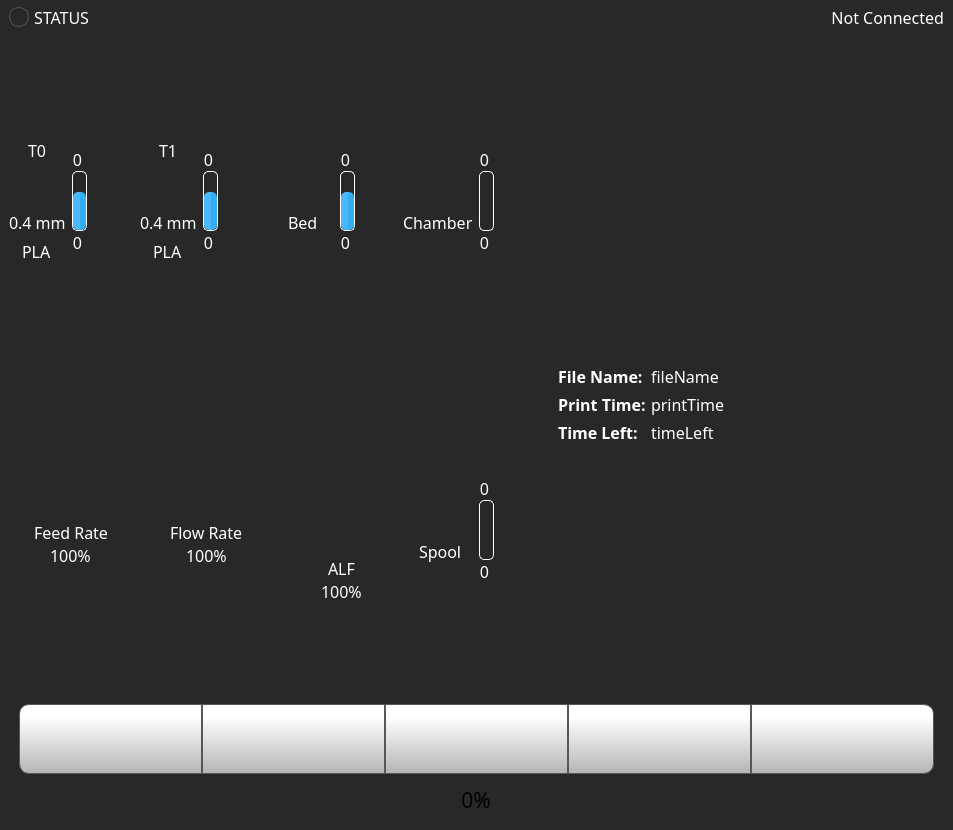
First picture: the form in octoprint_PenroseControlCenter/ui/home_screen/home_screen.ui, repository FracktalWorks/PenroseControlCenter, before the edit.
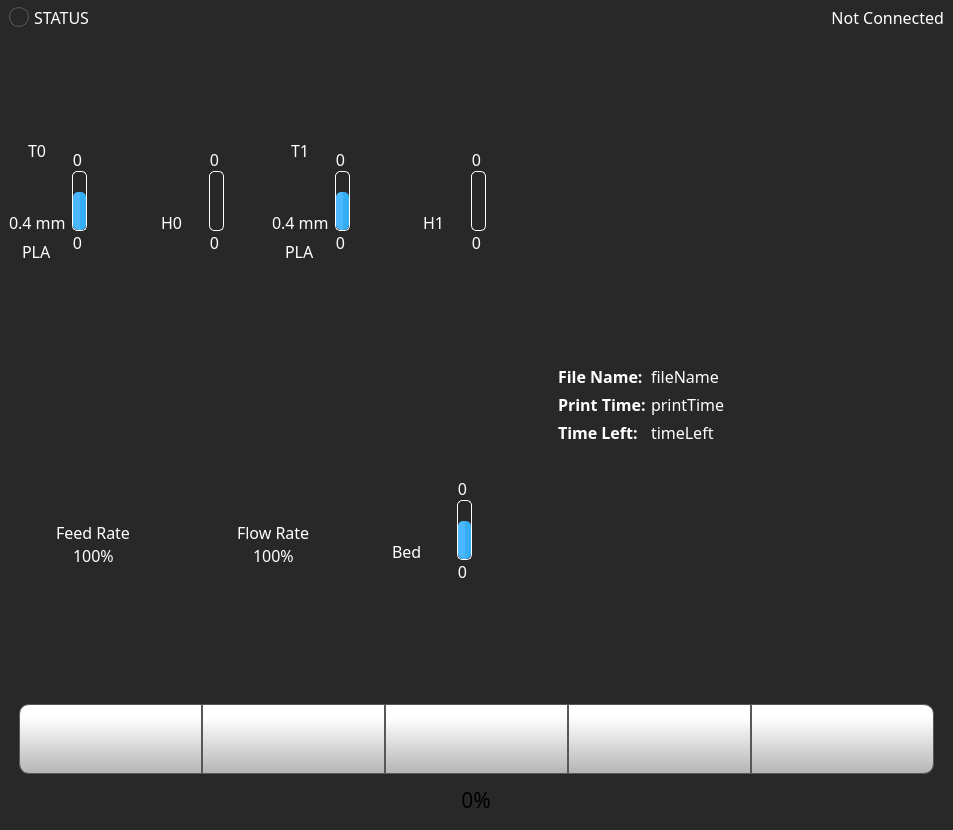
Second picture: the form after the edit. Icons and pictures are not drawn.

Commit message:
Refactor for Penrose secondary heater support
Replaces legacy ALF, chamber, and spool heater controls with Penrose-specific secondary heater H0 and H1 controls in the control screen UI and logic. Updates temperature signal handling and G-code commands to use M104 H0/H1 for secondary heaters. Adds new UI elements and removes obsolete ones, and updates macros for UI-friendly pellet refill. Removes legacy setup and test files, and adds backup files for reference.

Patch:
```diff
--- a/octoprint_PenroseControlCenter/ui/home_screen/home_screen.ui
+++ b/octoprint_PenroseControlCenter/ui/home_screen/home_screen.ui
@@ -85,7 +85,7 @@
     );</string>
        </property>
        <property name="text">
-        <string/>
+        <string />
        </property>
        <property name="alignment">
         <set>Qt::AlignCenter</set>
@@ -318,7 +318,7 @@
                   <string notr="true">margin : 4px</string>
                  </property>
                  <property name="text">
-                  <string/>
+                  <string />
                  </property>
                  <property name="pixmap">
                   <pixmap resource="../resources/resource.qrc">:/Icons/img/icons/Nozzle.png</pixmap>
@@ -491,7 +491,240 @@
             </layout>
            </item>
            <item>
-            <widget class="Line" name="heaterRingSeparationLine">
+            <widget class="Line" name="toolSeparationLine">
+             <property name="minimumSize">
+              <size>
+               <width>1</width>
+               <height>2</height>
+              </size>
+             </property>
+             <property name="maximumSize">
+              <size>
+               <width>1</width>
+               <height>60</height>
+              </size>
+             </property>
+             <property name="contextMenuPolicy">
+              <enum>Qt::NoContextMenu</enum>
+             </property>
+             <property name="styleSheet">
+              <string notr="true">background-color: rgb(40, 40, 40);</string>
+             </property>
+             <property name="frameShadow">
+              <enum>QFrame::Sunken</enum>
+             </property>
+             <property name="lineWidth">
+              <number>1</number>
+             </property>
+             <property name="orientation">
+              <enum>Qt::Vertical</enum>
+             </property>
+            </widget>
+           </item>
+           <item>
+            <layout class="QHBoxLayout" name="H0Layout">
+             <property name="spacing">
+              <number>6</number>
+             </property>
+             <item>
+              <layout class="QVBoxLayout" name="verticalLayout_14">
+               <item>
+                <spacer name="verticalSpacer_13">
+                 <property name="orientation">
+                  <enum>Qt::Vertical</enum>
+                 </property>
+                 <property name="sizeHint" stdset="0">
+                  <size>
+                   <width>0</width>
+                   <height>0</height>
+                  </size>
+                 </property>
+                </spacer>
+               </item>
+               <item alignment="Qt::AlignHCenter|Qt::AlignVCenter">
+                <widget class="QLabel" name="H0Label">
+                 <property name="minimumSize">
+                  <size>
+                   <width>20</width>
+                   <height>20</height>
+                  </size>
+                 </property>
+                 <property name="maximumSize">
+                  <size>
+                   <width>50</width>
+                   <height>50</height>
+                  </size>
+                 </property>
+                 <property name="font">
+                  <font>
+                   <family>Gotham</family>
+                   <pointsize>16</pointsize>
+                   <weight>50</weight>
+                   <bold>false</bold>
+                   <underline>false</underline>
+                   <strikeout>false</strikeout>
+                  </font>
+                 </property>
+                 <property name="styleSheet">
+                  <string notr="true">margin : 4px</string>
+                 </property>
+                 <property name="text">
+                  <string />
+                 </property>
+                 <property name="pixmap">
+                  <pixmap resource="../resources/resource.qrc">:/Icons/img/icons/Inlet.png</pixmap>
+                 </property>
+                 <property name="scaledContents">
+                  <bool>true</bool>
+                 </property>
+                </widget>
+               </item>
+               <item alignment="Qt::AlignHCenter">
+                <widget class="QLabel" name="H0TextLabel">
+                 <property name="font">
+                  <font>
+                   <family>Montserrat</family>
+                   <pointsize>12</pointsize>
+                  </font>
+                 </property>
+                 <property name="styleSheet">
+                  <string notr="true">
+color: White;
+background-color: rgb(255, 255, 255,0);</string>
+                 </property>
+                 <property name="text">
+                  <string>H0</string>
+                 </property>
+                </widget>
+               </item>
+               <item>
+                <spacer name="verticalSpacer_14">
+                 <property name="orientation">
+                  <enum>Qt::Vertical</enum>
+                 </property>
+                 <property name="sizeHint" stdset="0">
+                  <size>
+                   <width>0</width>
+                   <height>0</height>
+                  </size>
+                 </property>
+                </spacer>
+               </item>
+              </layout>
+             </item>
+             <item>
+              <layout class="QVBoxLayout" name="verticalLayout_15">
+               <property name="spacing">
+                <number>0</number>
+               </property>
+               <item alignment="Qt::AlignLeft|Qt::AlignBottom">
+                <widget class="QLabel" name="H0TargetTemperature">
+                 <property name="font">
+                  <font>
+                   <family>Montserrat</family>
+                   <pointsize>12</pointsize>
+                   <weight>50</weight>
+                   <bold>false</bold>
+                   <underline>false</underline>
+                   <strikeout>false</strikeout>
+                  </font>
+                 </property>
+                 <property name="styleSheet">
+                  <string notr="true">
+   color:  white;
+background-color: rgba(255, 255, 255, 0);</string>
+                 </property>
+                 <property name="text">
+                  <string>0</string>
+                 </property>
+                 <property name="alignment">
+                  <set>Qt::AlignRight|Qt::AlignTrailing|Qt::AlignVCenter</set>
+                 </property>
+                </widget>
+               </item>
+               <item alignment="Qt::AlignLeft">
+                <widget class="QProgressBar" name="H0TempBar">
+                 <property name="minimumSize">
+                  <size>
+                   <width>15</width>
+                   <height>30</height>
+                  </size>
+                 </property>
+                 <property name="maximumSize">
+                  <size>
+                   <width>15</width>
+                   <height>60</height>
+                  </size>
+                 </property>
+                 <property name="font">
+                  <font>
+                   <family>Gotham</family>
+                   <pointsize>16</pointsize>
+                  </font>
+                 </property>
+                 <property name="styleSheet">
+                  <string notr="true">QProgressBar::chunk {
+    border-radius: 5px;
+	background-color: qlineargradient(spread:pad, x1:0.517, y1:0, x2:0.522, y2:0, stop:0.0336134 rgba(74, 183, 255, 255), stop:1 rgba(53, 173, 242, 255));
+}
+
+QProgressBar {
+    border: 1px solid white;
+    border-radius: 5px;
+}
+</string>
+                 </property>
+                 <property name="maximum">
+                  <number>300</number>
+                 </property>
+                 <property name="value">
+                  <number>0</number>
+                 </property>
+                 <property name="alignment">
+                  <set>Qt::AlignCenter</set>
+                 </property>
+                 <property name="textVisible">
+                  <bool>false</bool>
+                 </property>
+                 <property name="orientation">
+                  <enum>Qt::Vertical</enum>
+                 </property>
+                 <property name="format">
+                  <string>%v</string>
+                 </property>
+                </widget>
+               </item>
+               <item alignment="Qt::AlignLeft|Qt::AlignTop">
+                <widget class="QLabel" name="H0ActualTemperature">
+                 <property name="font">
+                  <font>
+                   <family>Montserrat</family>
+                   <pointsize>12</pointsize>
+                   <weight>50</weight>
+                   <bold>false</bold>
+                   <underline>false</underline>
+                   <strikeout>false</strikeout>
+                  </font>
+                 </property>
+                 <property name="styleSheet">
+                  <string notr="true">
+   color:  white;
+background-color: rgba(0, 0, 0, 0);</string>
+                 </property>
+                 <property name="text">
+                  <string>0</string>
+                 </property>
+                 <property name="alignment">
+                  <set>Qt::AlignRight|Qt::AlignTrailing|Qt::AlignVCenter</set>
+                 </property>
+                </widget>
+               </item>
+              </layout>
+             </item>
+            </layout>
+           </item>
+          <item>
+            <widget class="Line" name="toolSeparationLine_2">
              <property name="minimumSize">
               <size>
                <width>1</width>
@@ -590,7 +823,7 @@
                   <string notr="true">margin : 4px</string>
                  </property>
                  <property name="text">
-                  <string/>
+                  <string />
                  </property>
                  <property name="pixmap">
                   <pixmap resource="../resources/resource.qrc">:/Icons/img/icons/Nozzle.png</pixmap>
@@ -762,37 +995,6 @@
              </item>
             </layout>
            </item>
-           <item>
-            <widget class="Line" name="heaterRingSeparationLine_2">
-             <property name="minimumSize">
-              <size>
-               <width>1</width>
-               <height>2</height>
-              </size>
-             </property>
-             <property name="maximumSize">
-              <size>
-               <width>1</width>
-               <height>60</height>
-              </size>
-             </property>
-             <property name="contextMenuPolicy">
-              <enum>Qt::NoContextMenu</enum>
-             </property>
-             <property name="styleSheet">
-              <string notr="true">background-color: rgb(40, 40, 40);</string>
-             </property>
-             <property name="frameShadow">
-              <enum>QFrame::Sunken</enum>
-             </property>
-             <property name="lineWidth">
-              <number>1</number>
-             </property>
-             <property name="orientation">
-              <enum>Qt::Vertical</enum>
-             </property>
-            </widget>
-           </item>
            <item>
             <widget class="Line" name="line_3">
              <property name="minimumSize">
@@ -825,14 +1027,14 @@
             </widget>
            </item>
            <item>
-            <layout class="QHBoxLayout" name="bedLayout">
+            <layout class="QHBoxLayout" name="H1Layout">
              <property name="spacing">
               <number>6</number>
              </property>
              <item>
-              <layout class="QVBoxLayout" name="verticalLayout_7">
+              <layout class="QVBoxLayout" name="verticalLayout_16">
                <item>
-                <spacer name="verticalSpacer_9">
+                <spacer name="verticalSpacer_15">
                  <property name="orientation">
                   <enum>Qt::Vertical</enum>
                  </property>
@@ -845,7 +1047,7 @@
                 </spacer>
                </item>
                <item alignment="Qt::AlignHCenter|Qt::AlignVCenter">
-                <widget class="QLabel" name="bedLabel">
+                <widget class="QLabel" name="H1Label">
                  <property name="minimumSize">
                   <size>
                    <width>20</width>
@@ -872,10 +1074,10 @@
                   <string notr="true">margin : 4px</string>
                  </property>
                  <property name="text">
-                  <string/>
+                  <string />
                  </property>
                  <property name="pixmap">
-                  <pixmap resource="../resources/resource.qrc">:/Icons/img/icons/bed.png</pixmap>
+                  <pixmap resource="../resources/resource.qrc">:/Icons/img/icons/Inlet.png</pixmap>
                  </property>
                  <property name="scaledContents">
                   <bool>true</bool>
@@ -883,7 +1085,7 @@
                 </widget>
                </item>
                <item alignment="Qt::AlignHCenter">
-                <widget class="QLabel" name="label_3">
+                <widget class="QLabel" name="H1TextLabel">
                  <property name="font">
                   <font>
                    <family>Montserrat</family>
@@ -896,12 +1098,12 @@
 background-color: rgb(255, 255, 255,0);</string>
                  </property>
                  <property name="text">
-                  <string>Bed</string>
+                  <string>H1</string>
                  </property>
                 </widget>
                </item>
                <item>
-                <spacer name="verticalSpacer_7">
+                <spacer name="verticalSpacer_16">
                  <property name="orientation">
                   <enum>Qt::Vertical</enum>
                  </property>
@@ -916,12 +1118,12 @@
               </layout>
              </item>
              <item>
-              <layout class="QVBoxLayout" name="verticalLayout_8">
+              <layout class="QVBoxLayout" name="verticalLayout_17">
                <property name="spacing">
                 <number>0</number>
                </property>
                <item alignment="Qt::AlignLeft|Qt::AlignBottom">
-                <widget class="QLabel" name="bedTargetTemperature">
+                <widget class="QLabel" name="H1TargetTemperature">
                  <property name="font">
                   <font>
                    <family>Montserrat</family>
@@ -946,7 +1148,7 @@
                 </widget>
                </item>
                <item alignment="Qt::AlignLeft">
-                <widget class="QProgressBar" name="bedTempBar">
+                <widget class="QProgressBar" name="H1TempBar">
                  <property name="minimumSize">
                   <size>
                    <width>15</width>
@@ -981,239 +1183,6 @@
                   <number>300</number>
                  </property>
                  <property name="value">
-                  <number>200</number>
-                 </property>
-                 <property name="alignment">
-                  <set>Qt::AlignCenter</set>
-                 </property>
-                 <property name="textVisible">
-                  <bool>false</bool>
-                 </property>
-                 <property name="orientation">
-                  <enum>Qt::Vertical</enum>
-                 </property>
-                 <property name="format">
-                  <string>%v</string>
-                 </property>
-                </widget>
-               </item>
-               <item alignment="Qt::AlignLeft|Qt::AlignTop">
-                <widget class="QLabel" name="bedActualTemperature">
-                 <property name="font">
-                  <font>
-                   <family>Montserrat</family>
-                   <pointsize>12</pointsize>
-                   <weight>50</weight>
-                   <bold>false</bold>
-                   <underline>false</underline>
-                   <strikeout>false</strikeout>
-                  </font>
-                 </property>
-                 <property name="styleSheet">
-                  <string notr="true">
-   color:  white;
-background-color: rgba(0, 0, 0, 0);</string>
-                 </property>
-                 <property name="text">
-                  <string>0</string>
-                 </property>
-                 <property name="alignment">
-                  <set>Qt::AlignRight|Qt::AlignTrailing|Qt::AlignVCenter</set>
-                 </property>
-                </widget>
-               </item>
-              </layout>
-             </item>
-            </layout>
-           </item>
-           <item>
-            <widget class="Line" name="line_3">
-             <property name="minimumSize">
-              <size>
-               <width>1</width>
-               <height>20</height>
-              </size>
-             </property>
-             <property name="maximumSize">
-              <size>
-               <width>1</width>
-               <height>60</height>
-              </size>
-             </property>
-             <property name="contextMenuPolicy">
-              <enum>Qt::NoContextMenu</enum>
-             </property>
-             <property name="styleSheet">
-              <string notr="true">background-color: rgb(40, 40, 40);</string>
-             </property>
-             <property name="frameShadow">
-              <enum>QFrame::Sunken</enum>
-             </property>
-             <property name="lineWidth">
-              <number>1</number>
-             </property>
-             <property name="orientation">
-              <enum>Qt::Vertical</enum>
-             </property>
-            </widget>
-           </item>
-           <item>
-            <layout class="QHBoxLayout" name="chamberLayout">
-             <property name="spacing">
-              <number>6</number>
-             </property>
-             <item>
-              <layout class="QVBoxLayout" name="verticalLayout_14">
-               <item>
-                <spacer name="verticalSpacer_13">
-                 <property name="orientation">
-                  <enum>Qt::Vertical</enum>
-                 </property>
-                 <property name="sizeHint" stdset="0">
-                  <size>
-                   <width>0</width>
-                   <height>0</height>
-                  </size>
-                 </property>
-                </spacer>
-               </item>
-               <item alignment="Qt::AlignHCenter|Qt::AlignVCenter">
-                <widget class="QLabel" name="chamberLabel">
-                 <property name="minimumSize">
-                  <size>
-                   <width>20</width>
-                   <height>20</height>
-                  </size>
-                 </property>
-                 <property name="maximumSize">
-                  <size>
-                   <width>50</width>
-                   <height>50</height>
-                  </size>
-                 </property>
-                 <property name="font">
-                  <font>
-                   <family>Gotham</family>
-                   <pointsize>16</pointsize>
-                   <weight>50</weight>
-                   <bold>false</bold>
-                   <underline>false</underline>
-                   <strikeout>false</strikeout>
-                  </font>
-                 </property>
-                 <property name="styleSheet">
-                  <string notr="true">margin : 4px</string>
-                 </property>
-                 <property name="text">
-                  <string/>
-                 </property>
-                 <property name="pixmap">
-                  <pixmap resource="../resources/resource.qrc">:/Icons/img/icons/chamberHeatIcon.png</pixmap>
-                 </property>
-                 <property name="scaledContents">
-                  <bool>true</bool>
-                 </property>
-                </widget>
-               </item>
-               <item alignment="Qt::AlignHCenter">
-                <widget class="QLabel" name="chamberTextLabel">
-                 <property name="font">
-                  <font>
-                   <family>Montserrat</family>
-                   <pointsize>12</pointsize>
-                  </font>
-                 </property>
-                 <property name="styleSheet">
-                  <string notr="true">
-color: White;
-background-color: rgb(255, 255, 255,0);</string>
-                 </property>
-                 <property name="text">
-                  <string>Chamber</string>
-                 </property>
-                </widget>
-               </item>
-               <item>
-                <spacer name="verticalSpacer_14">
-                 <property name="orientation">
-                  <enum>Qt::Vertical</enum>
-                 </property>
-                 <property name="sizeHint" stdset="0">
-                  <size>
-                   <width>0</width>
-                   <height>0</height>
-                  </size>
-                 </property>
-                </spacer>
-               </item>
-              </layout>
-             </item>
-             <item>
-              <layout class="QVBoxLayout" name="verticalLayout_15">
-               <property name="spacing">
-                <number>0</number>
-               </property>
-               <item alignment="Qt::AlignLeft|Qt::AlignBottom">
-                <widget class="QLabel" name="chamberTargetTemperature">
-                 <property name="font">
-                  <font>
-                   <family>Montserrat</family>
-                   <pointsize>12</pointsize>
-                   <weight>50</weight>
-                   <bold>false</bold>
-                   <underline>false</underline>
-                   <strikeout>false</strikeout>
-                  </font>
-                 </property>
-                 <property name="styleSheet">
-                  <string notr="true">
-   color:  white;
-background-color: rgba(255, 255, 255, 0);</string>
-                 </property>
-                 <property name="text">
-                  <string>0</string>
-                 </property>
-                 <property name="alignment">
-                  <set>Qt::AlignRight|Qt::AlignTrailing|Qt::AlignVCenter</set>
-                 </property>
-                </widget>
-               </item>
-               <item alignment="Qt::AlignLeft">
-                <widget class="QProgressBar" name="chamberTempBar">
-                 <property name="minimumSize">
-                  <size>
-                   <width>15</width>
-                   <height>30</height>
-                  </size>
-                 </property>
-                 <property name="maximumSize">
-                  <size>
-                   <width>15</width>
-                   <height>60</height>
-                  </size>
-                 </property>
-                 <property name="font">
-                  <font>
-                   <family>Gotham</family>
-                   <pointsize>16</pointsize>
-                  </font>
-                 </property>
-                 <property name="styleSheet">
-                  <string notr="true">QProgressBar::chunk {
-    border-radius: 5px;
-	background-color: qlineargradient(spread:pad, x1:0.517, y1:0, x2:0.522, y2:0, stop:0.0336134 rgba(74, 183, 255, 255), stop:1 rgba(53, 173, 242, 255));
-}
-
-QProgressBar {
-    border: 1px solid white;
-    border-radius: 5px;
-}
-</string>
-                 </property>
-                 <property name="maximum">
-                  <number>100</number>
-                 </property>
-                 <property name="value">
                   <number>0</number>
                  </property>
                  <property name="alignment">
@@ -1231,7 +1200,7 @@
                 </widget>
                </item>
                <item alignment="Qt::AlignLeft|Qt::AlignTop">
-                <widget class="QLabel" name="chamberActualTemperature">
+                <widget class="QLabel" name="H1ActualTemperature">
                  <property name="font">
                   <font>
                    <family>Montserrat</family>
@@ -1306,10 +1275,10 @@
                 </font>
                </property>
                <property name="styleSheet">
-                <string notr="true"/>
+                <string notr="true" />
                </property>
                <property name="text">
-                <string/>
+                <string />
                </property>
                <property name="pixmap">
                 <pixmap resource="../resources/resource.qrc">:/Icons/img/icons/FeedRate_Selected.png</pixmap>
@@ -1441,10 +1410,10 @@
                 </font>
                </property>
                <property name="styleSheet">
-                <string notr="true"/>
+                <string notr="true" />
                </property>
                <property name="text">
-                <string/>
+                <string />
                </property>
                <property name="pixmap">
                 <pixmap resource="../resources/resource.qrc">:/Icons/img/icons/FlowRate.png</pixmap>
@@ -1537,130 +1506,14 @@
             </widget>
            </item>
            <item>
-            <layout class="QVBoxLayout" name="verticalLayout_13">
-             <item>
-              <spacer name="verticalSpacer_11">
-               <property name="orientation">
-                <enum>Qt::Vertical</enum>
-               </property>
-               <property name="sizeHint" stdset="0">
-                <size>
-                 <width>20</width>
-                 <height>40</height>
-                </size>
-               </property>
-              </spacer>
-             </item>
-             <item alignment="Qt::AlignHCenter">
-              <widget class="QLabel" name="heaterRingLabel">
-               <property name="minimumSize">
-                <size>
-                 <width>100</width>
-                 <height>100</height>
-                </size>
-               </property>
-               <property name="maximumSize">
-                <size>
-                 <width>100</width>
-                 <height>100</height>
-                </size>
-               </property>
-               <property name="sizeIncrement">
-                <size>
-                 <width>0</width>
-                 <height>0</height>
-                </size>
-               </property>
-               <property name="baseSize">
-                <size>
-                 <width>0</width>
-                 <height>0</height>
-                </size>
-               </property>
-               <property name="font">
-                <font>
-                 <family>Gotham</family>
-                 <pointsize>16</pointsize>
-                 <weight>50</weight>
-                 <bold>false</bold>
-                 <underline>false</underline>
-                 <strikeout>false</strikeout>
-                </font>
-               </property>
-               <property name="styleSheet">
-                <string notr="true">margin : 4px</string>
-               </property>
-               <property name="text">
-                <string/>
-               </property>
-               <property name="pixmap">
-                <pixmap resource="../resources/resource.qrc">:/Icons/img/icons/heaterRing.png</pixmap>
-               </property>
-               <property name="scaledContents">
-                <bool>true</bool>
-               </property>
-              </widget>
-             </item>
-             <item alignment="Qt::AlignHCenter">
-              <widget class="QLabel" name="label_15">
-               <property name="font">
-                <font>
-                 <family>Montserrat</family>
-                 <pointsize>12</pointsize>
-                </font>
-               </property>
-               <property name="styleSheet">
-                <string notr="true">
-color: White;
-background-color: rgb(255, 255, 255,0);</string>
-               </property>
-               <property name="text">
-                <string>ALF</string>
-               </property>
-              </widget>
-             </item>
-             <item alignment="Qt::AlignHCenter">
-              <widget class="QLabel" name="ALFLabel">
-               <property name="font">
-                <font>
-                 <family>Montserrat</family>
-                 <pointsize>12</pointsize>
-                </font>
-               </property>
-               <property name="styleSheet">
-                <string notr="true">
-color: White;
-background-color: rgb(255, 255, 255,0);</string>
-               </property>
-               <property name="text">
-                <string>100%</string>
-               </property>
-              </widget>
-             </item>
-             <item>
-              <spacer name="verticalSpacer_12">
-               <property name="orientation">
-                <enum>Qt::Vertical</enum>
-               </property>
-               <property name="sizeHint" stdset="0">
-                <size>
-                 <width>20</width>
-                 <height>40</height>
-                </size>
-               </property>
-              </spacer>
-             </item>
-            </layout>
-           </item>
-           <item>
-            <layout class="QHBoxLayout" name="spoolLayout">
+            <layout class="QHBoxLayout" name="bedLayout">
              <property name="spacing">
               <number>6</number>
              </property>
              <item>
-              <layout class="QVBoxLayout" name="verticalLayout_16">
+              <layout class="QVBoxLayout" name="verticalLayout_7">
                <item>
-                <spacer name="verticalSpacer_15">
+                <spacer name="verticalSpacer_9">
                  <property name="orientation">
                   <enum>Qt::Vertical</enum>
                  </property>
@@ -1673,7 +1526,7 @@
                 </spacer>
                </item>
                <item alignment="Qt::AlignHCenter|Qt::AlignVCenter">
-                <widget class="QLabel" name="spoolLabel">
+                <widget class="QLabel" name="bedLabel">
                  <property name="minimumSize">
                   <size>
                    <width>20</width>
@@ -1700,10 +1553,10 @@
                   <string notr="true">margin : 4px</string>
                  </property>
                  <property name="text">
-                  <string/>
+                  <string />
                  </property>
                  <property name="pixmap">
-                  <pixmap resource="../resources/resource.qrc">:/Icons/img/icons/spoolHeating.png</pixmap>
+                  <pixmap resource="../resources/resource.qrc">:/Icons/img/icons/bed.png</pixmap>
                  </property>
                  <property name="scaledContents">
                   <bool>true</bool>
@@ -1711,7 +1564,7 @@
                 </widget>
                </item>
                <item alignment="Qt::AlignHCenter">
-                <widget class="QLabel" name="spoolTextLabel">
+                <widget class="QLabel" name="label_3">
                  <property name="font">
                   <font>
                    <family>Montserrat</family>
@@ -1724,12 +1577,12 @@
 background-color: rgb(255, 255, 255,0);</string>
                  </property>
                  <property name="text">
-                  <string>Spool</string>
+                  <string>Bed</string>
                  </property>
                 </widget>
                </item>
                <item>
-                <spacer name="verticalSpacer_16">
+                <spacer name="verticalSpacer_7">
                  <property name="orientation">
                   <enum>Qt::Vertical</enum>
                  </property>
@@ -1744,12 +1597,12 @@
               </layout>
              </item>
              <item>
-              <layout class="QVBoxLayout" name="verticalLayout_17">
+              <layout class="QVBoxLayout" name="verticalLayout_8">
                <property name="spacing">
                 <number>0</number>
                </property>
                <item alignment="Qt::AlignLeft|Qt::AlignBottom">
-                <widget class="QLabel" name="spoolTargetTemperature">
+                <widget class="QLabel" name="bedTargetTemperature">
                  <property name="font">
                   <font>
                    <family>Montserrat</family>
@@ -1774,7 +1627,7 @@
                 </widget>
                </item>
                <item alignment="Qt::AlignLeft">
-                <widget class="QProgressBar" name="spoolTempBar">
+                <widget class="QProgressBar" name="bedTempBar">
                  <property name="minimumSize">
                   <size>
                    <width>15</width>
@@ -1806,10 +1659,10 @@
 </string>
                  </property>
                  <property name="maximum">
-                  <number>100</number>
+                  <number>300</number>
                  </property>
                  <property name="value">
-                  <number>0</number>
+                  <number>200</number>
                  </property>
                  <property name="alignment">
                   <set>Qt::AlignCenter</set>
@@ -1826,7 +1679,7 @@
                 </widget>
                </item>
                <item alignment="Qt::AlignLeft|Qt::AlignTop">
-                <widget class="QLabel" name="spoolActualTemperature">
+                <widget class="QLabel" name="bedActualTemperature">
                  <property name="font">
                   <font>
                    <family>Montserrat</family>
@@ -1854,7 +1707,7 @@
              </item>
             </layout>
            </item>
-          </layout>
+           </layout>
          </item>
         </layout>
        </widget>
@@ -1932,7 +1785,7 @@
             <string notr="true">background-color: rgba(255, 255, 255, 0);</string>
            </property>
            <property name="text">
-            <string/>
+            <string />
            </property>
            <property name="pixmap">
             <pixmap resource="../resources/resource.qrc">:/Logos &amp; Branding/img/Logos/thumbnail.png</pixmap>
@@ -2182,7 +2035,7 @@
 }</string>
           </property>
           <property name="text">
-           <string/>
+           <string />
           </property>
           <property name="icon">
            <iconset resource="../resources/resource.qrc">
@@ -2256,7 +2109,7 @@
 }</string>
           </property>
           <property name="text">
-           <string/>
+           <string />
           </property>
           <property name="icon">
            <iconset resource="../resources/resource.qrc">
@@ -2327,7 +2180,7 @@
 }</string>
           </property>
           <property name="text">
-           <string/>
+           <string />
           </property>
           <property name="icon">
            <iconset resource="../resources/resource.qrc">
@@ -2399,7 +2252,7 @@
 }</string>
           </property>
           <property name="text">
-           <string/>
+           <string />
           </property>
           <property name="icon">
            <iconset resource="../resources/resource.qrc">
@@ -2476,7 +2329,7 @@
 }</string>
           </property>
           <property name="text">
-           <string/>
+           <string />
           </property>
           <property name="icon">
            <iconset resource="../resources/resource.qrc">
```
Left out of the diff: 6 changed lines with no effect on the pictures. The commit also changes 13 other files.
